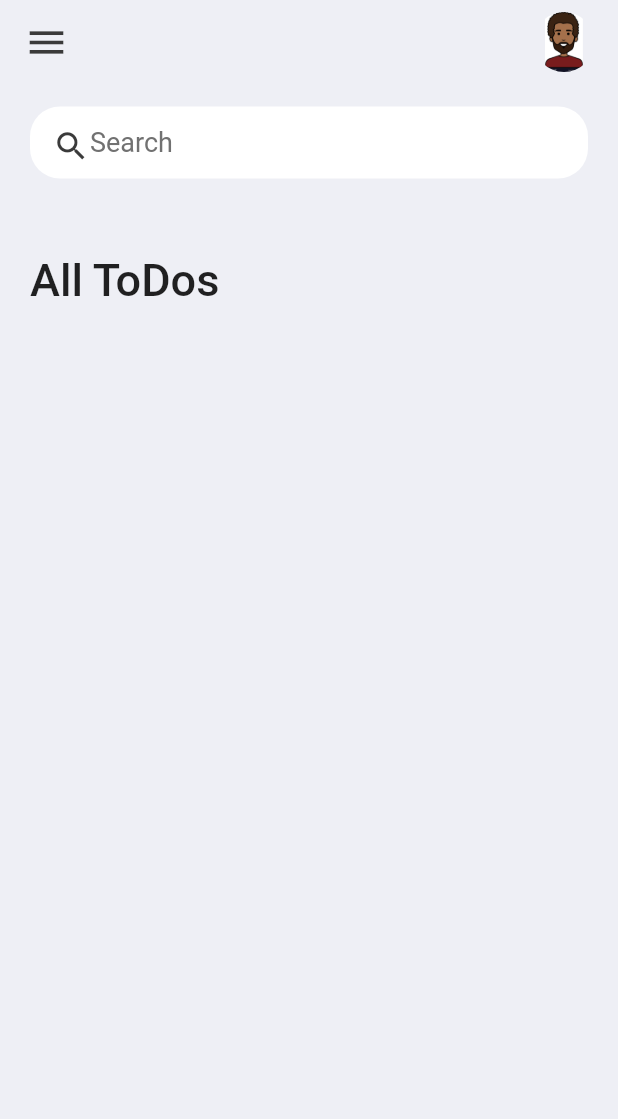
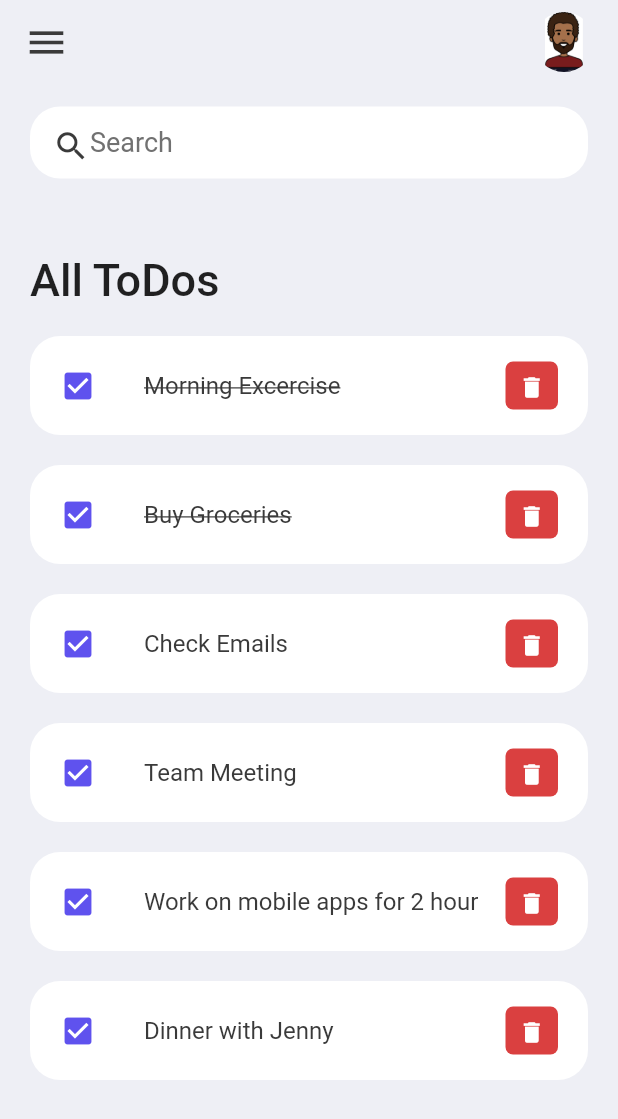
Before and after one commit to antonymwakiacha/ToDoFlutterApp, a Flutter app: the screen it shows after launch, on a phone screen of 412 x 824 dp. Shown: the top 1119 px of the screen. Run offline on Flutter 3.47's test engine with Material 2 defaults, Android fonts, the phone set to English and light mode, and no system bars.

Commit message:
added the decoration for done items

```diff
--- /dev/null
+++ b/lib/model/todo.dart
@@ -0,0 +1,34 @@
+class ToDo {
+  String? id;
+  String? todoText;
+  bool isDone;
+
+  ToDo({
+    required this.id,
+    required this.todoText,
+    this.isDone = false,
+  });
+
+  static List<ToDo> todoList() {
+    return [
+      ToDo(id: '01', todoText: 'Morning Excercise', isDone: true),
+      ToDo(id: '02', todoText: 'Buy Groceries', isDone: true),
+      ToDo(
+        id: '03',
+        todoText: 'Check Emails',
+      ),
+      ToDo(
+        id: '04',
+        todoText: 'Team Meeting',
+      ),
+      ToDo(
+        id: '05',
+        todoText: 'Work on mobile apps for 2 hour',
+      ),
+      ToDo(
+        id: '06',
+        todoText: 'Dinner with Jenny',
+      ),
+    ];
+  }
+}
--- a/lib/screens/home.dart
+++ b/lib/screens/home.dart
@@ -1,8 +1,17 @@
 import 'package:flutter/material.dart';
 import 'package:to_do_app/constants/colors.dart';
+import 'package:to_do_app/model/todo.dart';
+import 'package:to_do_app/widgets/todo_item.dart';
 
-class Home extends StatelessWidget {
+class Home extends StatefulWidget {
   const Home({super.key});
+
+  @override
+  State<Home> createState() => _HomeState();
+}
+
+class _HomeState extends State<Home> {
+  final todosList = ToDo.todoList();
 
   @override
   Widget build(BuildContext context) {
@@ -18,8 +27,7 @@ class Home extends StatelessWidget {
           children: [
             searchBox(),
             Expanded(
-              child: ListView(
-                children: [
+              child: ListView(children: [
                 Container(
                   margin: EdgeInsets.only(
                     top: 50,
@@ -27,12 +35,14 @@ class Home extends StatelessWidget {
                   ),
                   child: Text(
                     "All ToDos",
-                      style:
-                          TextStyle(fontSize: 30, fontWeight: FontWeight.w500),
+                    style: TextStyle(fontSize: 30, fontWeight: FontWeight.w500),
                   ),
                 ),
-                ],
+                for (ToDo todoo in todosList)
+                  ToDoItem(
+                    todo: todoo,
                   ),
+              ]),
             ),
           ],
         ),
--- /dev/null
+++ b/lib/widgets/todo_item.dart
@@ -0,0 +1,58 @@
+import 'package:flutter/material.dart';
+import 'package:flutter/src/widgets/container.dart';
+import 'package:flutter/src/widgets/framework.dart';
+import 'package:to_do_app/model/todo.dart';
+
+import '../constants/colors.dart';
+
+class ToDoItem extends StatelessWidget {
+  final ToDo todo;
+
+  const ToDoItem({Key? key, required this.todo}) : super(key: key);
+
+  @override
+  Widget build(BuildContext context) {
+    return Container(
+      margin: EdgeInsets.only(bottom: 20),
+      child: ListTile(
+        onTap: () {
+          print("Clicked on To do item.");
+        },
+        shape: RoundedRectangleBorder(borderRadius: BorderRadius.circular(20)),
+        contentPadding: EdgeInsets.symmetric(
+          horizontal: 20,
+          vertical: 5,
+        ),
+        tileColor: Colors.white,
+        leading: Icon(
+          Icons.check_box,
+          color: tdBlue,
+        ),
+        title: Text(
+          todo.todoText!,
+          style: TextStyle(
+            fontSize: 16,
+            color: tdBlack,
+            decoration: todo.isDone ? TextDecoration.lineThrough : null,
+          ),
+        ),
+        trailing: Container(
+          padding: EdgeInsets.all(0),
+          margin: EdgeInsets.symmetric(vertical: 12),
+          height: 45,
+          width: 35,
+          decoration: BoxDecoration(
+            color: tdRed,
+            borderRadius: BorderRadius.circular(5),
+          ),
+          child: IconButton(
+            color: Colors.white,
+            iconSize: 18,
+            icon: Icon(Icons.delete),
+            onPressed: () {},
+          ),
+        ),
+      ),
+    );
+  }
+}
```
Lines whose indentation alone changed are shown as unchanged.
